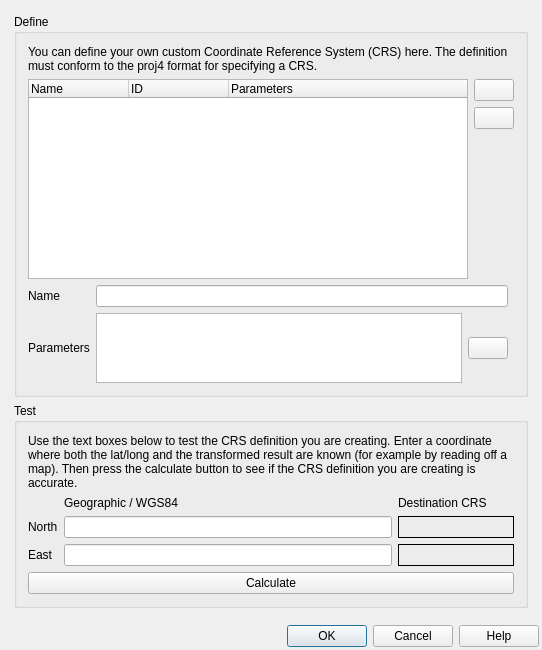
Qt form src/ui/qgscustomprojectiondialogbase.ui (qgis/QGIS) before a commit.
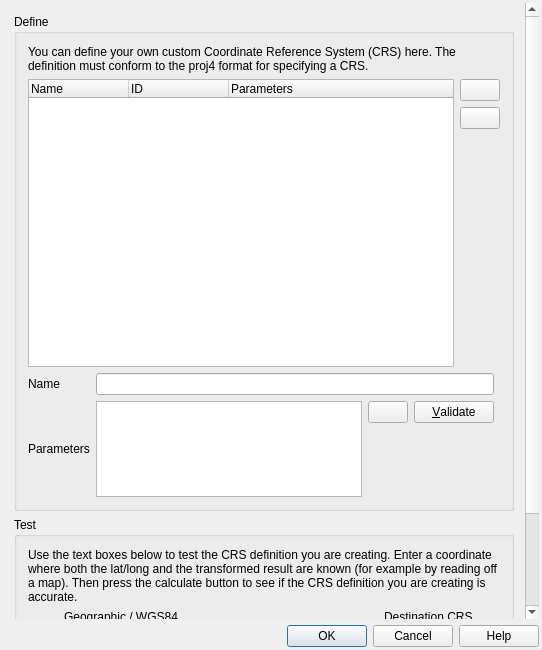
The same form after that commit. Icons and pictures are not drawn. Custom widgets are drawn as their Qt base class.

Commit message:
[needs-docs] Add a "Validate" button to custom projection dialog to allow users to validate the currently edited CRS definition without having to accept the whole dialog
If the validation fails, the proj error messages are shown
to help the user determine why the string is invalid

```diff
--- a/src/ui/qgscustomprojectiondialogbase.ui
+++ b/src/ui/qgscustomprojectiondialogbase.ui
@@ -55,7 +55,7 @@
          <property name="title">
           <string>Define</string>
          </property>
-         <layout class="QGridLayout" name="gridLayout_3">
+         <layout class="QGridLayout" name="gridLayout_3" rowstretch="0,3,0,1">
           <item row="3" column="0">
            <widget class="QLabel" name="label_4">
             <property name="text">
@@ -147,24 +147,18 @@
            </layout>
           </item>
           <item row="3" column="1">
-           <layout class="QHBoxLayout" name="horizontalLayout_2">
-            <item>
-             <widget class="QPlainTextEdit" name="teParameters">
-              <property name="sizePolicy">
-               <sizepolicy hsizetype="Expanding" vsizetype="Fixed">
-                <horstretch>0</horstretch>
-                <verstretch>0</verstretch>
-               </sizepolicy>
+           <layout class="QGridLayout" name="gridLayout_4">
+            <item row="0" column="2">
+             <widget class="QPushButton" name="mButtonValidate">
+              <property name="toolTip">
+               <string>Validate the current CRS definition and test whether it is an acceptable projection definition</string>
               </property>
-              <property name="maximumSize">
-               <size>
-                <width>16777215</width>
-                <height>70</height>
-               </size>
+              <property name="text">
+               <string>&amp;Validate</string>
               </property>
              </widget>
             </item>
-            <item>
+            <item row="0" column="1">
              <widget class="QPushButton" name="pbnCopyCRS">
               <property name="toolTip">
                <string>Copy parameters from existing CRS</string>
@@ -178,6 +172,22 @@
               </property>
              </widget>
             </item>
+            <item row="1" column="2">
+             <spacer name="verticalSpacer_2">
+              <property name="orientation">
+               <enum>Qt::Vertical</enum>
+              </property>
+              <property name="sizeHint" stdset="0">
+               <size>
+                <width>20</width>
+                <height>40</height>
+               </size>
+              </property>
+             </spacer>
+            </item>
+            <item row="0" column="0" rowspan="2">
+             <widget class="QPlainTextEdit" name="teParameters"/>
+            </item>
            </layout>
           </item>
           <item row="2" column="0">
```
Left out of the diff: 3 changed lines with no effect on the pictures. The commit also changes 2 other files.
